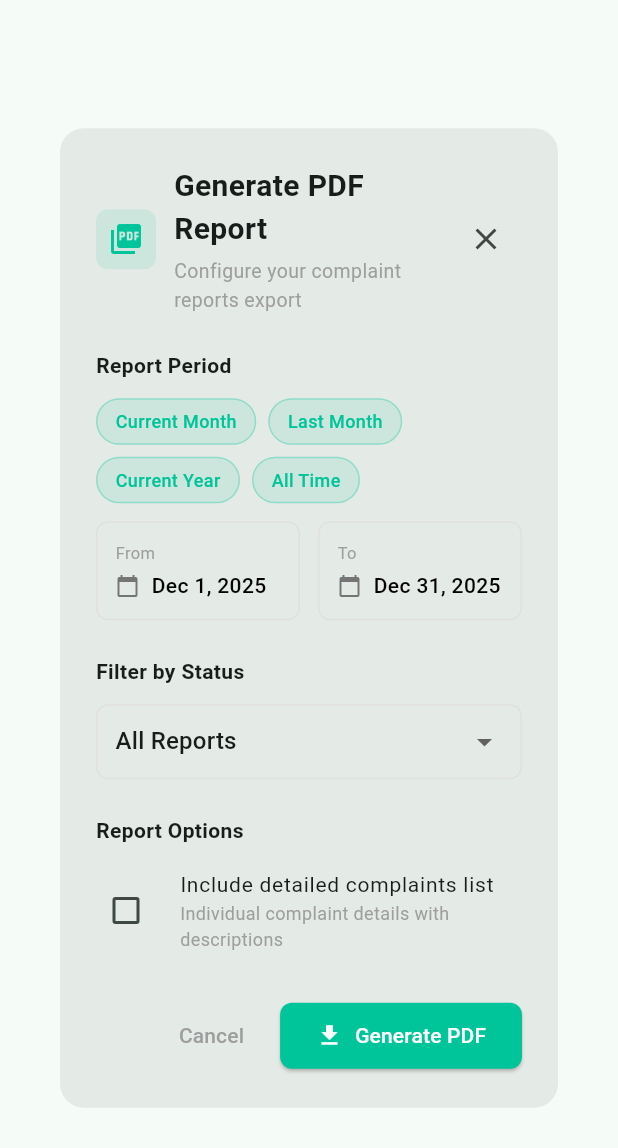
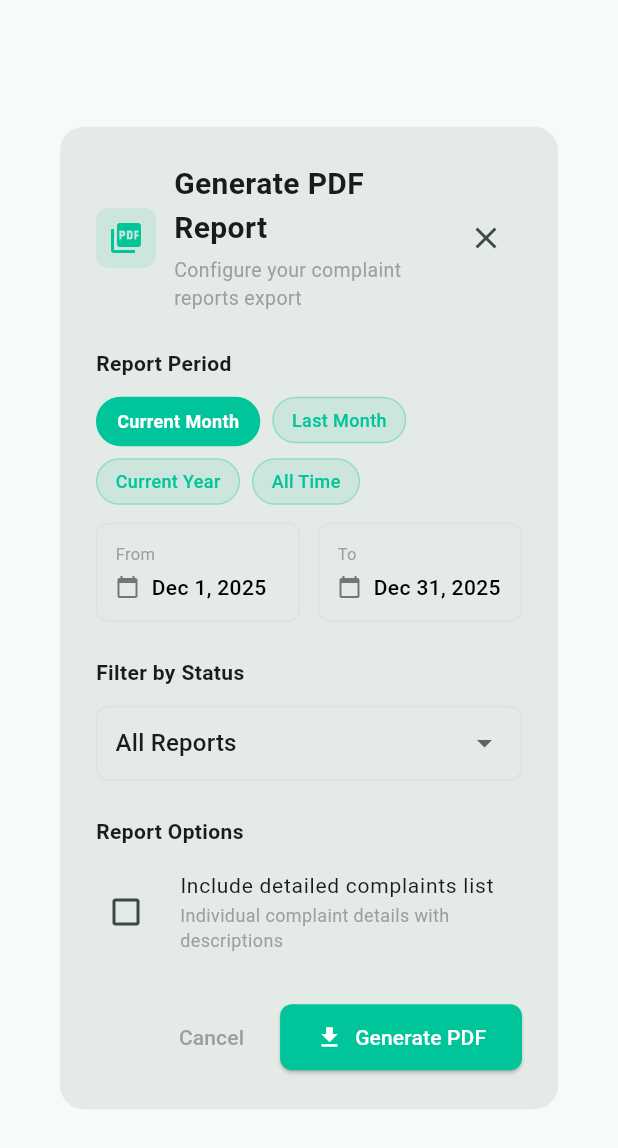
Before and after one commit to 0phl/Pulse-App, a Flutter app: the PdfExportDialog widget shown alone on an empty page, opened directly with empty values, on a phone screen of 412 x 824 dp. Shown: the top 1148 px of the screen. Run offline on Flutter 3.47's test engine with Material 3 defaults, Android fonts, the phone set to English and light mode, and no system bars; our stand-ins replace cached_network_image, chewie, cloud_firestore, cloud_functions, connectivity_plus, dio and 30 more; missing offline and left inert: cloudinary_public, dart:js_interop, docx_viewer, flutter_pdfview, gal, mailer and 3 more; accounts and stored records are empty; statements that could not run were skipped.

Commit message:
Fixed pdf export dialog UI

```diff
--- a/lib/widgets/pdf_export_dialog.dart
+++ b/lib/widgets/pdf_export_dialog.dart
@@ -32,6 +32,7 @@ class _PdfExportDialogState extends State<PdfExportDialog> {
   DateTime? _endDate;
   String? _selectedStatus;
   bool _includeDetailedList = false;
+  String _selectedPeriod = 'current_month'; // Track selected quick date option
 
   final DateFormat _dateFormat = DateFormat('MMM d, yyyy');
 
@@ -117,6 +118,7 @@ class _PdfExportDialogState extends State<PdfExportDialog> {
     setState(() {
       _startDate = null;
       _endDate = null;
+      _selectedPeriod = 'all_time';
     });
   }
 
@@ -125,6 +127,7 @@ class _PdfExportDialogState extends State<PdfExportDialog> {
     setState(() {
       _startDate = DateTime(now.year, now.month, 1);
       _endDate = DateTime(now.year, now.month + 1, 0);
+      _selectedPeriod = 'current_month';
     });
   }
 
@@ -134,6 +137,7 @@ class _PdfExportDialogState extends State<PdfExportDialog> {
     setState(() {
       _startDate = DateTime(lastMonth.year, lastMonth.month, 1);
       _endDate = DateTime(lastMonth.year, lastMonth.month + 1, 0);
+      _selectedPeriod = 'last_month';
     });
   }
 
@@ -142,6 +146,7 @@ class _PdfExportDialogState extends State<PdfExportDialog> {
     setState(() {
       _startDate = DateTime(now.year, 1, 1);
       _endDate = DateTime(now.year, 12, 31);
+      _selectedPeriod = 'current_year';
     });
   }
 
@@ -151,6 +156,7 @@ class _PdfExportDialogState extends State<PdfExportDialog> {
       shape: RoundedRectangleBorder(
         borderRadius: BorderRadius.circular(16),
       ),
+      child: SingleChildScrollView(
         child: Container(
           constraints: const BoxConstraints(maxWidth: 500),
           padding: const EdgeInsets.all(24),
@@ -214,16 +220,20 @@ class _PdfExportDialogState extends State<PdfExportDialog> {
             ),
             const SizedBox(height: 12),
 
-            // Quick date selectors
-            Wrap(
+            // Quick date selectors - Make responsive
+            LayoutBuilder(
+              builder: (context, constraints) {
+                return Wrap(
                   spacing: 8,
                   runSpacing: 8,
                   children: [
-                _buildQuickDateChip('Current Month', _setCurrentMonth),
-                _buildQuickDateChip('Last Month', _setLastMonth),
-                _buildQuickDateChip('Current Year', _setCurrentYear),
-                _buildQuickDateChip('All Time', _clearDateRange),
+                    _buildQuickDateChip('Current Month', 'current_month', _setCurrentMonth),
+                    _buildQuickDateChip('Last Month', 'last_month', _setLastMonth),
+                    _buildQuickDateChip('Current Year', 'current_year', _setCurrentYear),
+                    _buildQuickDateChip('All Time', 'all_time', _clearDateRange),
                   ],
+                );
+              },
             ),
             const SizedBox(height: 12),
 
@@ -356,28 +366,36 @@ class _PdfExportDialogState extends State<PdfExportDialog> {
           ],
         ),
         ),
+      ),
     );
   }
 
-  Widget _buildQuickDateChip(String label, VoidCallback onTap) {
+  Widget _buildQuickDateChip(String label, String periodKey, VoidCallback onTap) {
+    final bool isSelected = _selectedPeriod == periodKey;
+
     return InkWell(
       onTap: onTap,
       borderRadius: BorderRadius.circular(20),
       child: Container(
         padding: const EdgeInsets.symmetric(horizontal: 12, vertical: 6),
         decoration: BoxDecoration(
-          color: const Color(0xFF00C49A).withOpacity(0.1),
+          color: isSelected
+              ? const Color(0xFF00C49A)
+              : const Color(0xFF00C49A).withOpacity(0.1),
           borderRadius: BorderRadius.circular(20),
           border: Border.all(
-            color: const Color(0xFF00C49A).withOpacity(0.3),
+            color: isSelected
+                ? const Color(0xFF00C49A)
+                : const Color(0xFF00C49A).withOpacity(0.3),
+            width: isSelected ? 2 : 1,
           ),
         ),
         child: Text(
           label,
-          style: const TextStyle(
+          style: TextStyle(
             fontSize: 12,
-            color: Color(0xFF00C49A),
-            fontWeight: FontWeight.w500,
+            color: isSelected ? Colors.white : const Color(0xFF00C49A),
+            fontWeight: isSelected ? FontWeight.bold : FontWeight.w500,
           ),
         ),
       ),
@@ -417,12 +435,15 @@ class _PdfExportDialogState extends State<PdfExportDialog> {
                   color: Colors.grey.shade600,
                 ),
                 const SizedBox(width: 8),
-                Text(
+                Flexible(
+                  child: Text(
                     date != null ? _dateFormat.format(date) : 'Select date',
                     style: TextStyle(
                       fontSize: 14,
                       fontWeight: date != null ? FontWeight.w500 : FontWeight.normal,
                       color: date != null ? Colors.black : Colors.grey,
+                    ),
+                    overflow: TextOverflow.ellipsis,
                   ),
                 ),
               ],
```
Lines whose indentation alone changed are shown as unchanged.
